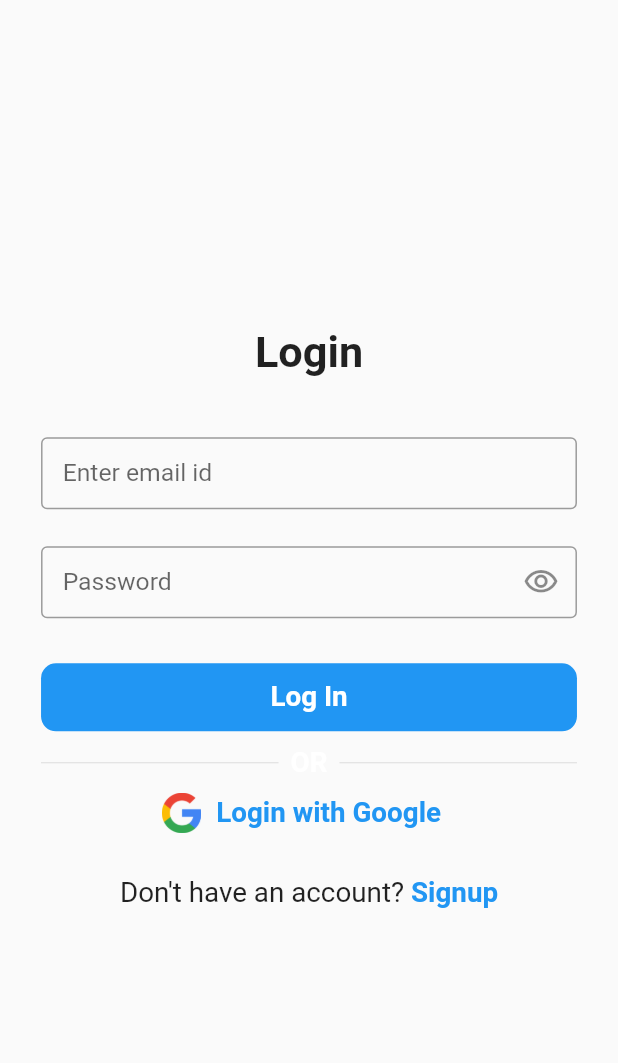
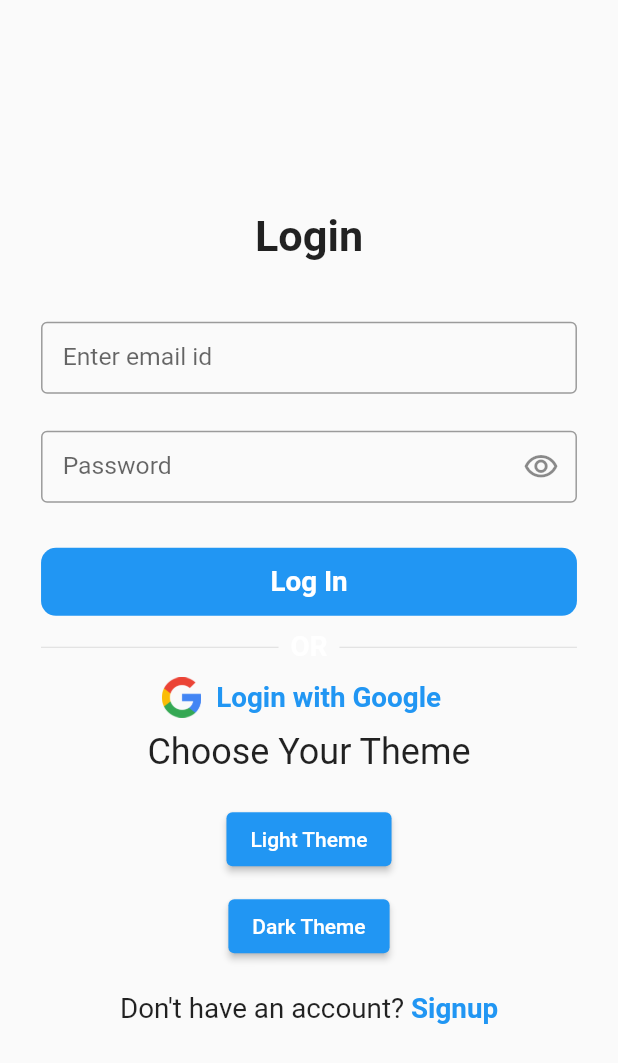
Before and after one commit to regendraSuman2017/ellemora_test, a Flutter app: the screen it shows after launch, on a phone screen of 412 x 824 dp. Shown: the top 1063 px of the screen. Run offline on Flutter 3.47's test engine with Material 3 defaults, Android fonts, the phone set to English and light mode, and no system bars; our stand-ins replace dio, firebase_auth, firebase_core, fluttertoast, get, google_sign_in and 2 more; accounts and stored records are empty.

Commit message:
Add code for Change Theme

```diff
--- a/lib/module/home_page/home_page_controller.dart
+++ b/lib/module/home_page/home_page_controller.dart
@@ -23,12 +23,14 @@ class HomePageController extends GetxController {
   TextEditingController searchText = TextEditingController();
 
   RxBool isLoading = false.obs;
+  RxBool isSwitched = false.obs;
 
   @override
   void onInit() {
     super.onInit();
     productsStream = _streamController.stream;
     getAllProducts();
+
   }
 
   @override
--- a/lib/module/login_screen/login_screen_view.dart
+++ b/lib/module/login_screen/login_screen_view.dart
@@ -212,6 +212,31 @@ class LoginScreenView extends GetView<LoginScreenController>{
                     ),
                   ),
 
+              Column(
+                mainAxisAlignment: MainAxisAlignment.center,
+                children: <Widget>[
+                  Text(
+                    'Choose Your Theme',
+                    style: Theme.of(context).textTheme.headlineSmall,
+                  ),
+                  SizedBox(height: 20),
+                  ElevatedButton(
+                    onPressed: () {
+                      Get.changeTheme(ThemeData.light());
+                    },
+                    child: Text('Light Theme'),
+                  ),
+                  SizedBox(height: 10),
+                  ElevatedButton(
+                    onPressed: () {
+                      Get.changeTheme(ThemeData.dark());
+                    },
+                    child: Text('Dark Theme'),
+                  ),
+                ],
+              ),
+
+
                   const SizedBox(height: 20),
                   Row(
                     mainAxisAlignment: MainAxisAlignment.center,
--- a/lib/module/product_detail_page/product_detail_controller.dart
+++ b/lib/module/product_detail_page/product_detail_controller.dart
@@ -41,11 +41,11 @@ class ProductDetailController extends GetxController {
   RxString description=''.obs;
   RxString price=''.obs;
   @override
-  void onInit() {
+  void onInit() async{
     super.onInit();
 
     dynamic args = Get.arguments;
-    final int id = args[0]['id'];
+    final int id = await args[0]['id'];
     productsStream = _streamController.stream;
     getSelectProducts(id);
 
```
Also changed, not shown: lib/module/home_page/home_page.dart (+41 -0 lines), assets/screen_shots/tab_dark_theme.png (added), assets/screen_shots/tab_light_theme.png (added), assets/screen_shots/tab_login.png (added), assets/screen_shots/tab_product_detail.png (added), assets/screen_shots/tab_product_list.png (added), assets/screen_shots/tab_signup.png (added), pubspec.lock (deleted).
